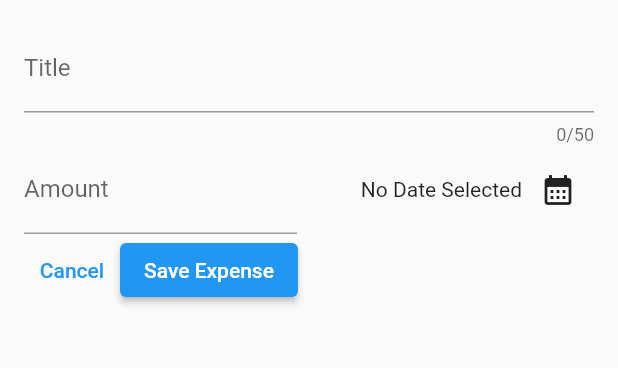
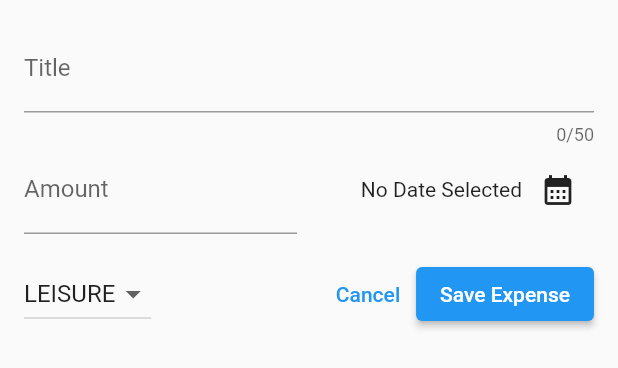
Before and after one commit to TeeWrath/expense-tracker, a Flutter app: the NewExpense widget shown alone on an empty page, opened directly, on a phone screen of 412 x 824 dp. Shown: the top 368 px of the screen. Run offline on Flutter 3.47's test engine with Material 3 defaults, Android fonts, the phone set to English and light mode, and no system bars.

Commit message:
feat: dropdownbutton feature added

```diff
--- a/lib/widgets/new_expense.dart
+++ b/lib/widgets/new_expense.dart
@@ -12,6 +12,7 @@ class _NewExpenseState extends State<NewExpense> {
   final _titleController = TextEditingController();
   final _amountController = TextEditingController();
   DateTime? _selectedDate;
+  Category _selectedCategory = Category.leisure;
 
   void _presentDatePicker() async {
     final now = DateTime.now();
@@ -64,7 +65,11 @@ class _NewExpenseState extends State<NewExpense> {
                 mainAxisAlignment: MainAxisAlignment.end,
                 crossAxisAlignment: CrossAxisAlignment.center,
                 children: [
-                  Text(_selectedDate == null ? "No Date Selected" : formatter.format(_selectedDate!),),
+                  Text(
+                    _selectedDate == null
+                        ? "No Date Selected"
+                        : formatter.format(_selectedDate!),
+                  ),
                   IconButton(
                       onPressed: _presentDatePicker,
                       icon: const Icon(Icons.calendar_month))
@@ -72,8 +77,27 @@ class _NewExpenseState extends State<NewExpense> {
               ))
             ],
           ),
+          const SizedBox(height: 16,),
           Row(
             children: [
+              DropdownButton(
+                value: _selectedCategory,
+                  items: Category.values
+                      .map((category) => DropdownMenuItem(
+                            value: category,
+                            child: Text(category.name.toUpperCase()),
+                          ))
+                      .toList(),
+                  onChanged: (value) {
+                    if (value == null) {
+                      return;
+                    }
+                    // Below code will only execute if the value of value is not null
+                    setState(() {
+                      _selectedCategory = value;
+                    });
+                  }),
+              const Spacer(),
               TextButton(
                   onPressed: () {
                     Navigator.pop(context);
```
